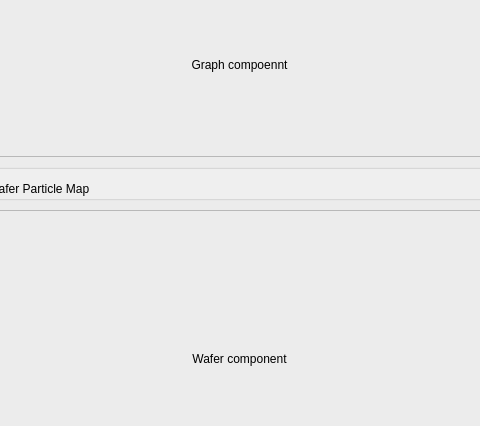
Qt form frontend/ui/pages/control_page.ui (Origamiat/Scatterometer) before a commit; both pictures show x 105 to 585 and y 164 to 590 of the 920 by 700 pixel window.
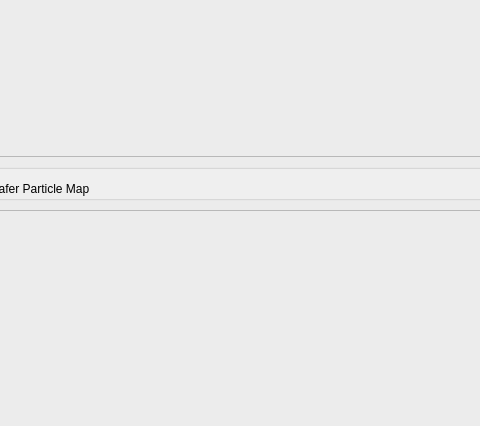
The same form after that commit.

Patch:
```diff
--- a/frontend/ui/pages/control_page.ui
+++ b/frontend/ui/pages/control_page.ui
@@ -131,18 +131,7 @@
             <property name="frameShape">
              <enum>QFrame::Shape::StyledPanel</enum>
             </property>
-            <layout class="QVBoxLayout" name="layout_oscilloscope">
-             <item>
-              <widget class="QLabel" name="lbl_osc_placeholder">
-               <property name="text">
-                <string>Graph compoennt</string>
-               </property>
-               <property name="alignment">
-                <set>Qt::AlignmentFlag::AlignCenter</set>
-               </property>
-              </widget>
-             </item>
-            </layout>
+            <layout class="QVBoxLayout" name="layout_oscilloscope"/>
            </widget>
           </item>
          </layout>
@@ -159,18 +148,7 @@
             <property name="frameShape">
              <enum>QFrame::Shape::StyledPanel</enum>
             </property>
-            <layout class="QVBoxLayout" name="layout_live_wafer_map">
-             <item>
-              <widget class="QLabel" name="lbl_map_placeholder">
-               <property name="text">
-                <string>Wafer component</string>
-               </property>
-               <property name="alignment">
-                <set>Qt::AlignmentFlag::AlignCenter</set>
-               </property>
-              </widget>
-             </item>
-            </layout>
+            <layout class="QVBoxLayout" name="layout_live_wafer_map"/>
            </widget>
           </item>
          </layout>
```
Left out of the diff: 4 changed lines with no effect on the pictures.
